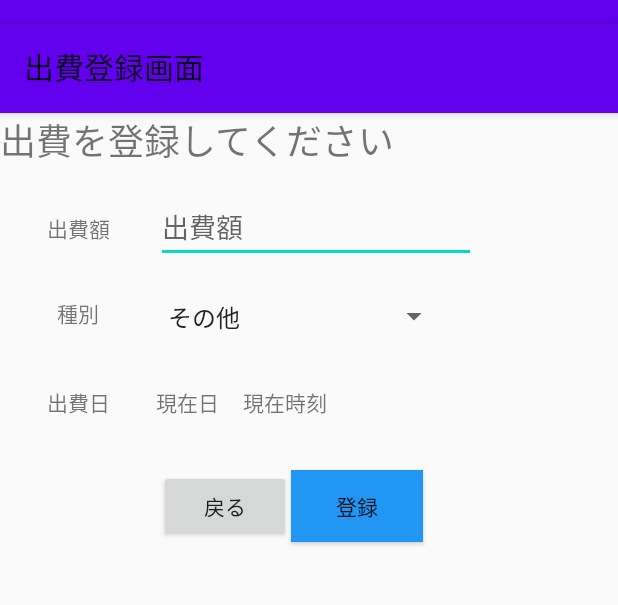
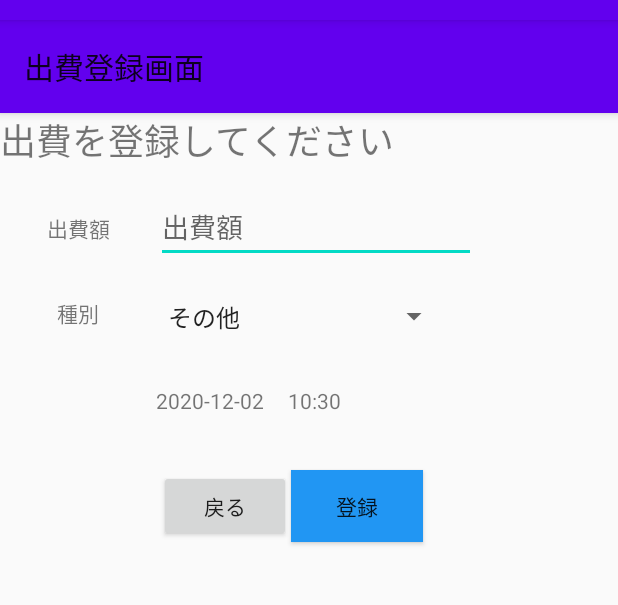
Before and after one commit to cre-pome/SpendReport, an Android app: the SpendAddActivity screen opened directly, with no data from a screen before it, on a phone screen of 412 x 824 dp, the part 64-669 px from its top. Run offline under Robolectric (Android 15) with nearby library versions, the phone set to English and light mode, and no system bars; libraries missing offline, so code that uses them is left out: io.realm, io.realm.kotlin; 1 statement that could not run was skipped.

Commit message:
現在時刻のデフォルト値を現在のものになるよう修正

```diff
--- a/SpendingReport/app/src/main/java/com/example/spendingreport/SpendAddActivity.kt
+++ b/SpendingReport/app/src/main/java/com/example/spendingreport/SpendAddActivity.kt
@@ -13,6 +13,8 @@ import io.realm.kotlin.createObject
 import io.realm.kotlin.where
 import kotlinx.android.synthetic.main.activity_spend_add.*
 import java.time.LocalDate
+import java.time.LocalTime
+import java.time.format.DateTimeFormatter
 import java.util.*
 
 class SpendAddActivity : AppCompatActivity() , TimePickerFragment.OnTimeSelectedListener{
@@ -29,15 +31,20 @@ class SpendAddActivity : AppCompatActivity() , TimePickerFragment.OnTimeSelected
 
         setContentView(R.layout.activity_spend_add)
 
+        //　日付入力テキスト
+        dateSetText.setOnClickListener{
+            showDatePicker()
+        }
+
+        //　日付入力テキストに現在日をセット
+        dateSetText.text = LocalDate.now().toString()
+
         //　時刻入力テキスト
         timeSetText.setOnClickListener{
             TimePickerFragment().show(supportFragmentManager, "timePicker")
         }
 
-        //　日付入力テキスト
-        dateSetText.setOnClickListener{
-            showDatePicker()
-        }
+        timeSetText.text = LocalTime.now().format(DateTimeFormatter.ofPattern("HH:mm"))
 
         // スピナーに値を入れる
         val spinner: Spinner = findViewById(R.id.spinner)
@@ -96,7 +103,7 @@ class SpendAddActivity : AppCompatActivity() , TimePickerFragment.OnTimeSelected
         val datePickerDialog = DatePickerDialog(
             this,
             DatePickerDialog.OnDateSetListener() {view, year, month, dayOfMonth->
-                dateSetText.text = "${year}/${month}/${dayOfMonth}"
+                dateSetText.text = "${year}-${month}-${dayOfMonth}"
             },
             s.year,
             s.monthValue ,
--- a/SpendingReport/app/src/main/res/layout/activity_spend_add.xml
+++ b/SpendingReport/app/src/main/res/layout/activity_spend_add.xml
@@ -83,22 +83,23 @@
         app:layout_constraintStart_toStartOf="parent"
         app:layout_constraintTop_toBottomOf="@+id/textView" />
 
+<!--  android:text="@string/spend_date_title"   -->
     <TextView
         android:id="@+id/textView6"
         android:layout_width="wrap_content"
         android:layout_height="wrap_content"
-        android:text="@string/spend_date_title"
         app:layout_constraintBaseline_toBaselineOf="@+id/dateSetText"
         app:layout_constraintEnd_toStartOf="@+id/guideline"
         app:layout_constraintStart_toStartOf="parent" />
 
+<!-- android:text="@string/spend_time_hint"   -->
     <TextView
         android:id="@+id/timeSetText"
         android:layout_width="wrap_content"
         android:layout_height="wrap_content"
         android:layout_marginStart="16dp"
         android:layout_marginLeft="16dp"
-        android:text="@string/spend_time_hint"
+
         app:layout_constraintBaseline_toBaselineOf="@+id/dateSetText"
         app:layout_constraintStart_toEndOf="@+id/dateSetText" />
 
```
